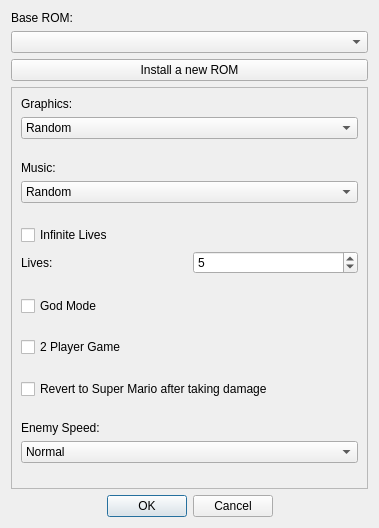
First picture: the form in SMB1/SMB1_Compliance_To_SMB1/Configure_Base_Form.ui, repository Coolcord/Level-Headed, before the edit.
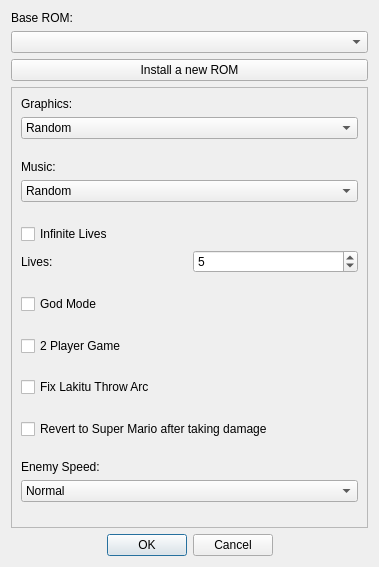
Second picture: the form after the edit.

Commit message: Restored Lakitu throw arc option

```diff
--- a/SMB1/SMB1_Compliance_To_SMB1/Configure_Base_Form.ui
+++ b/SMB1/SMB1_Compliance_To_SMB1/Configure_Base_Form.ui
@@ -7,7 +7,7 @@
     <x>0</x>
     <y>0</y>
     <width>379</width>
-    <height>528</height>
+    <height>567</height>
    </rect>
   </property>
   <property name="windowTitle">
@@ -46,7 +46,7 @@
         <x>0</x>
         <y>0</y>
         <width>355</width>
-        <height>384</height>
+        <height>423</height>
        </rect>
       </property>
       <layout class="QVBoxLayout" name="verticalLayout">
@@ -240,6 +240,29 @@
          </property>
         </spacer>
        </item>
+       <item>
+        <widget class="QCheckBox" name="cbLakituThrowArc">
+         <property name="text">
+          <string>Fix Lakitu Throw Arc</string>
+         </property>
+         <property name="tristate">
+          <bool>true</bool>
+         </property>
+        </widget>
+       </item>
+       <item>
+        <spacer name="verticalSpacer_4">
+         <property name="orientation">
+          <enum>Qt::Vertical</enum>
+         </property>
+         <property name="sizeHint" stdset="0">
+          <size>
+           <width>20</width>
+           <height>40</height>
+          </size>
+         </property>
+        </spacer>
+       </item>
        <item>
         <widget class="QCheckBox" name="cbRevertToSuperMario">
          <property name="text">
```
The commit also changes 2 other files.
